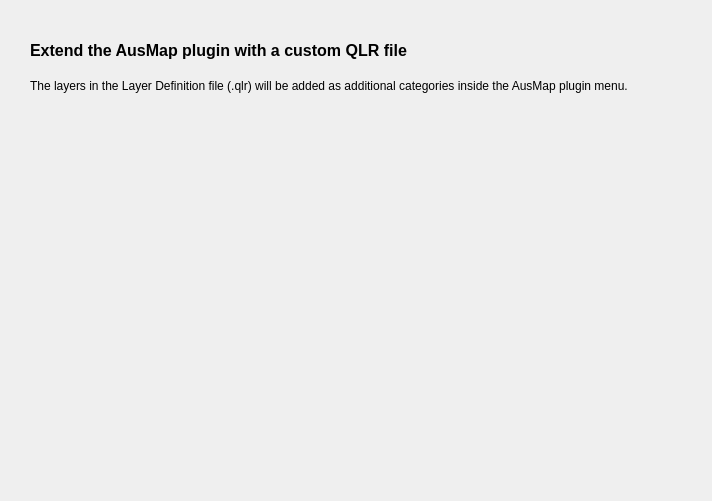
Old version of the form settings/settings.ui in the repository WMS-Engineering/AusMap.
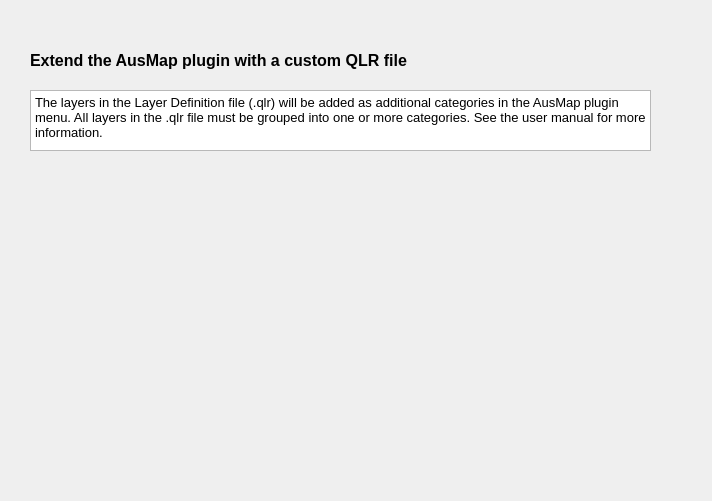
New version of the form. Custom widgets are drawn as their Qt base class.

Commit message: Update settings dialog

Diff of the .ui file:
```diff
--- a/settings/settings.ui
+++ b/settings/settings.ui
@@ -18,8 +18,8 @@
     <rect>
      <x>30</x>
      <y>30</y>
-     <width>471</width>
-     <height>41</height>
+     <width>431</width>
+     <height>61</height>
     </rect>
    </property>
    <property name="font">
@@ -37,26 +37,30 @@
    <property name="geometry">
     <rect>
      <x>30</x>
-     <y>120</y>
-     <width>651</width>
-     <height>71</height>
+     <y>200</y>
+     <width>621</width>
+     <height>41</height>
     </rect>
    </property>
    <property name="filter">
     <string>QLR (*.qlr)</string>
    </property>
   </widget>
-  <widget class="QLabel" name="label_2">
+  <widget class="QTextBrowser" name="textBrowser">
    <property name="geometry">
     <rect>
      <x>30</x>
-     <y>70</y>
-     <width>651</width>
-     <height>31</height>
+     <y>90</y>
+     <width>621</width>
+     <height>61</height>
     </rect>
    </property>
-   <property name="text">
-    <string>The layers in the Layer Definition file (.qlr) will be added as additional categories inside the AusMap plugin menu.</string>
+   <property name="html">
+    <string>&lt;!DOCTYPE HTML PUBLIC &quot;-//W3C//DTD HTML 4.0//EN&quot; &quot;http://www.w3.org/TR/REC-html40/strict.dtd&quot;&gt;
+&lt;html&gt;&lt;head&gt;&lt;meta name=&quot;qrichtext&quot; content=&quot;1&quot; /&gt;&lt;style type=&quot;text/css&quot;&gt;
+p, li { white-space: pre-wrap; }
+&lt;/style&gt;&lt;/head&gt;&lt;body style=&quot; font-family:'MS Shell Dlg 2'; font-size:9.75pt; font-weight:400; font-style:normal;&quot;&gt;
+&lt;p style=&quot; margin-top:0px; margin-bottom:0px; margin-left:0px; margin-right:0px; -qt-block-indent:0; text-indent:0px;&quot;&gt;&lt;span style=&quot; font-size:10pt;&quot;&gt;The layers in the Layer Definition file (.qlr) will be added as additional categories in the AusMap plugin menu. All layers in the .qlr file must be grouped into one or more categories. See the user manual for more information.&lt;/span&gt;&lt;/p&gt;&lt;/body&gt;&lt;/html&gt;</string>
    </property>
   </widget>
  </widget>
```
The commit also changes 2 other files.
